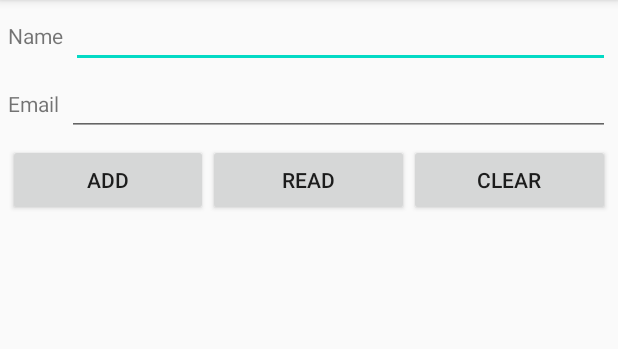
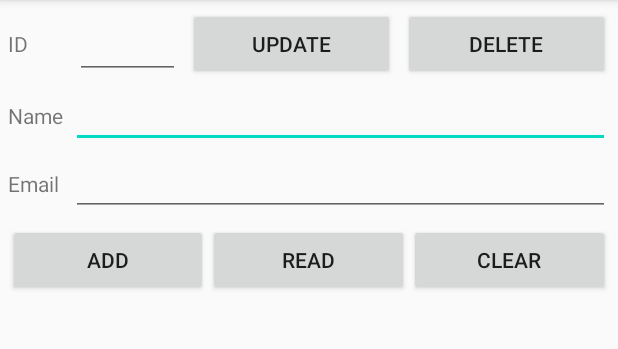
Before and after one commit to Niwatarou/AndroidLessons, an Android app: the screen it shows after launch (MainActivity), after a tap on "CLEAR", on a phone screen of 412 x 824 dp, the part 84-433 px from its top. Run offline under Robolectric (Android 15) with nearby library versions, the phone set to English and light mode, and no system bars.

Commit message:
update p0341

```diff
--- a/build.gradle
+++ b/build.gradle
@@ -7,7 +7,7 @@ buildscript {
 
     }
     dependencies {
-        classpath 'com.android.tools.build:gradle:3.6.1'
+        classpath 'com.android.tools.build:gradle:3.6.3'
 
         // NOTE: Do not place your application dependencies here; they belong
         // in the individual module build.gradle files
--- a/p0341_simplesqlite/src/main/java/ru/startandroid/p0341_simplesqlite/MainActivity.java
+++ b/p0341_simplesqlite/src/main/java/ru/startandroid/p0341_simplesqlite/MainActivity.java
@@ -16,8 +16,8 @@ import androidx.appcompat.app.AppCompatActivity;
 public class MainActivity extends AppCompatActivity implements View.OnClickListener {
     final String LOG = "myLogs";
 
-    Button btnAdd, btnRead, btnClear;
-    EditText etName, etEmail;
+    Button btnAdd, btnRead, btnClear, btnUpd, btnDel;
+    EditText etName, etEmail, etID;
 
     DBHelper dbHelper;
 
@@ -35,8 +35,15 @@ public class MainActivity extends AppCompatActivity implements View.OnClickListe
         btnClear = findViewById(R.id.btnClear);
         btnClear.setOnClickListener(this);
 
+        btnUpd = findViewById(R.id.btnUpd);
+        btnUpd.setOnClickListener(this);
+
+        btnDel = findViewById(R.id.btnDel);
+        btnDel.setOnClickListener(this);
+
         etName = findViewById(R.id.etName);
         etEmail = findViewById(R.id.etEmail);
+        etID = findViewById(R.id.etID);
 
         // создаем объект для создания и управления версиями БД
         dbHelper = new DBHelper(this);
@@ -51,6 +58,7 @@ public class MainActivity extends AppCompatActivity implements View.OnClickListe
         // получаем данные из полей ввода
         String name = etName.getText().toString();
         String email = etEmail.getText().toString();
+        String id = etID.getText().toString();
 //        Log.d(LOG, "DEBUG: Variables initialized.");
         // подключаемся к БД
         SQLiteDatabase db = dbHelper.getWritableDatabase();
@@ -67,6 +75,7 @@ public class MainActivity extends AppCompatActivity implements View.OnClickListe
                 // вставляем запись и получаем ее ID
                 long rowID = db.insert("mytable", null, cv);
                 Log.d(LOG, "row inserted, ID = " + rowID);
+                etID.setText("");
                 etName.setText("");
                 etEmail.setText("");
                 break;
@@ -106,6 +115,37 @@ public class MainActivity extends AppCompatActivity implements View.OnClickListe
                 // удаляем все записи
                 int clearCount = db.delete("mytable", null, null);
                 Log.d(LOG, "deleted rows count = " + clearCount);
+                etID.setText("");
+                etName.setText("");
+                etEmail.setText("");
+                break;
+            case R.id.btnUpd:
+                if(id.equalsIgnoreCase("")) {
+                    break;
+                }
+                Log.d(LOG, "--- Update mytable: ---");
+                // подготовим значения для обновления
+                cv.put("name", name);
+                cv.put("email", email);
+                // обновляем по id
+                int updCount = db.update("mytable", cv, "id = ?",
+                        new String[] { id });
+                Log.d(LOG, "updated rows count = " + updCount);
+                etID.setText("");
+                etName.setText("");
+                etEmail.setText("");
+                break;
+            case R.id.btnDel:
+                if(id.equalsIgnoreCase("")) {
+                    break;
+                }
+                Log.d(LOG, "--- Delete from mytable: ---");
+                // удаляем по id
+                int delCount = db.delete("mytable", "id = " + id, null);
+                Log.d(LOG, "deleted rows count = " + delCount);
+                etID.setText("");
+                etName.setText("");
+                etEmail.setText("");
                 break;
         }
         // закрываем подключение к БД
--- a/p0341_simplesqlite/src/main/res/layout/activity_main.xml
+++ b/p0341_simplesqlite/src/main/res/layout/activity_main.xml
@@ -4,6 +4,44 @@
     android:layout_width="match_parent"
     android:layout_height="match_parent"
     android:orientation="vertical">
+    <LinearLayout
+        android:id="@+id/linearLayout4"
+        android:layout_width="match_parent"
+        android:layout_height="wrap_content"
+        android:layout_marginTop="5dp">
+        <TextView
+            android:layout_width="wrap_content"
+            android:layout_height="wrap_content"
+            android:text="@string/id"
+            android:layout_marginLeft="5dp"
+            android:layout_marginRight="31dp">
+        </TextView>
+        <EditText
+            android:id="@+id/etID"
+            android:layout_width="70dp"
+            android:layout_height="wrap_content"
+            android:layout_marginTop="2dp"
+            android:inputType="number">
+        </EditText>
+        <Button
+            android:id="@+id/btnUpd"
+            android:layout_width="0dp"
+            android:layout_height="wrap_content"
+            android:layout_marginLeft="5dp"
+            android:layout_marginRight="2.5dp"
+            android:layout_weight="1"
+            android:text="@string/update">
+        </Button>
+        <Button
+            android:id="@+id/btnDel"
+            android:layout_width="0dp"
+            android:layout_height="wrap_content"
+            android:layout_marginLeft="2.5dp"
+            android:layout_marginRight="5dp"
+            android:layout_weight="1"
+            android:text="@string/delete">
+        </Button>
+    </LinearLayout>
     <LinearLayout
         android:id="@+id/linearLayout1"
         android:layout_width="match_parent"
@@ -36,7 +74,7 @@
             android:layout_height="wrap_content"
             android:text="@string/email"
             android:layout_marginLeft="5dp"
-            android:layout_marginRight="5dp">
+            android:layout_marginRight="8dp">
         </TextView>
         <EditText
             android:id="@+id/etEmail"
--- a/p0341_simplesqlite/src/main/res/values/strings.xml
+++ b/p0341_simplesqlite/src/main/res/values/strings.xml
@@ -5,4 +5,7 @@
     <string name="add">Add</string>
     <string name="read">Read</string>
     <string name="clear">Clear</string>
+    <string name="id">ID</string>
+    <string name="update">Update</string>
+    <string name="delete">Delete</string>
 </resources>
```
